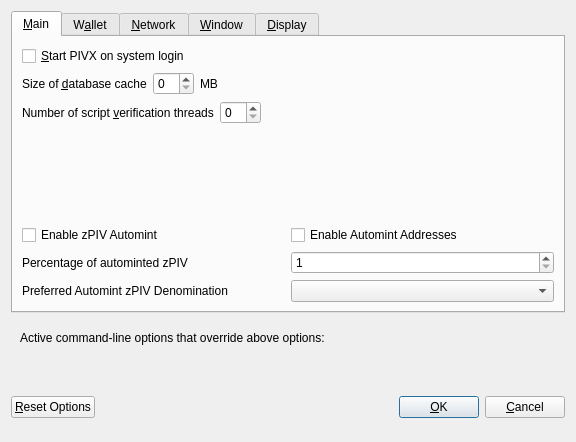
The window that src/qt/forms/optionsdialog.ui (Kopernikus-dev/pivx4.2) describes before a commit, drawn with Qt 5.
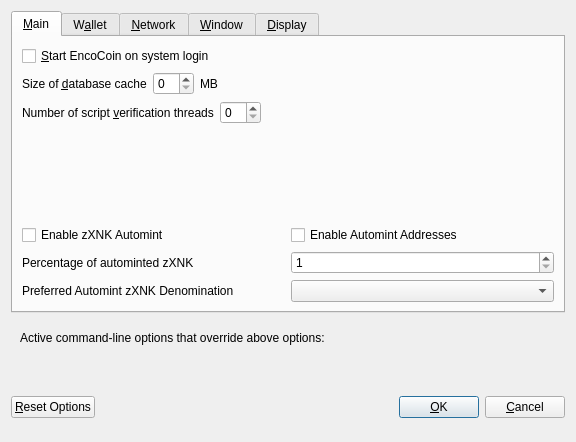
The same window after the commit. Custom widgets are drawn as their Qt base class.

Commit message: change Pivx to Encocoin

Patch:
```diff
--- a/src/qt/forms/optionsdialog.ui
+++ b/src/qt/forms/optionsdialog.ui
@@ -33,7 +33,7 @@
           <string>Automatically start PIVX after logging in to the system.</string>
          </property>
          <property name="text">
-          <string>&amp;Start PIVX on system login</string>
+          <string>&amp;Start EncoCoin on system login</string>
          </property>
         </widget>
        </item>
@@ -147,7 +147,7 @@
                <enum>Qt::LeftToRight</enum>
               </property>
               <property name="text">
-               <string>Enable zPIV Automint</string>
+               <string>Enable zXNK Automint</string>
               </property>
              </widget>
             </item>
@@ -174,7 +174,7 @@
                <string>Percentage of incoming PIV which get automatically converted to zPIV via Zerocoin Protocol (min: 10%)</string>
               </property>
               <property name="text">
-               <string>Percentage of autominted zPIV</string>
+               <string>Percentage of autominted zXNK</string>
               </property>
              </widget>
             </item>
@@ -207,7 +207,7 @@
                <string>Wait with automatic conversion to Zerocoin until enough PIV for this denomination is available</string>
               </property>
               <property name="text">
-               <string>Preferred Automint zPIV Denomination</string>
+               <string>Preferred Automint zXNK Denomination</string>
               </property>
              </widget>
             </item>
```
Left out of the diff: 26 changed lines with no effect on the pictures. The commit also changes 1265 other files.
